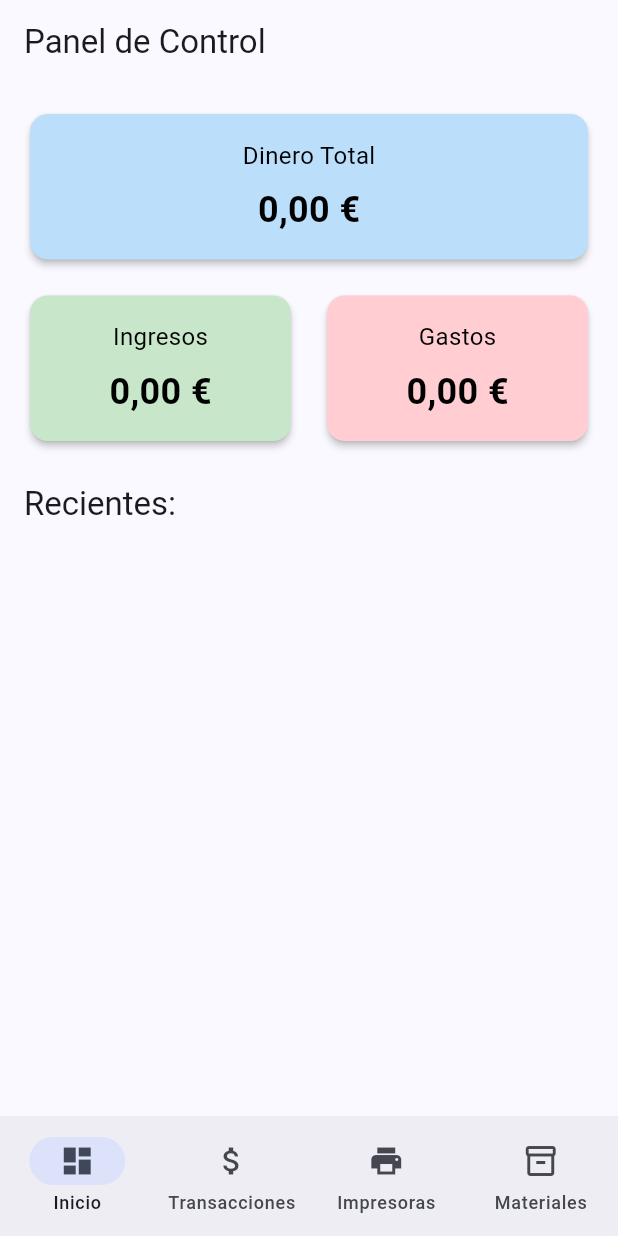
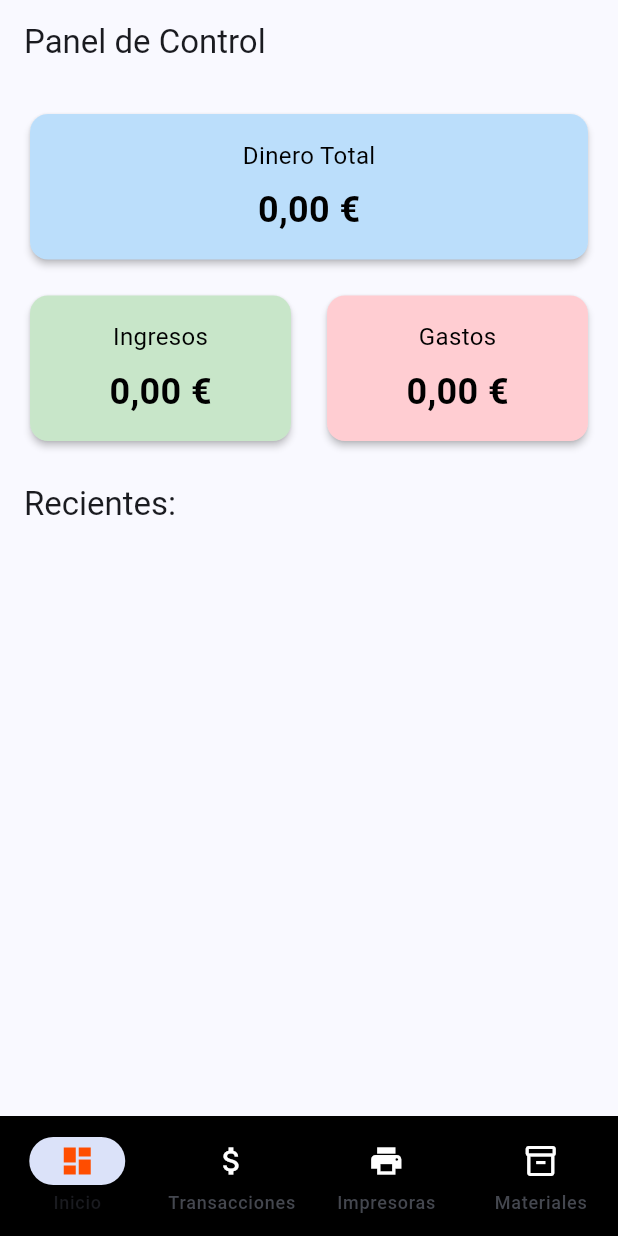
Before and after one commit to hector-dpm/app-gastos-ingresos-3d, a Flutter app: the screen it shows after launch, on a phone screen of 412 x 824 dp. Run offline on Flutter 3.47's test engine with Material 3 defaults, Android fonts, the phone set to English and light mode, and no system bars; our stand-ins replace sqflite, sqflite_common_ffi; accounts and stored records are empty.

Commit message:
Descripción del cambio

```diff
--- a/lib/screens/home_screen.dart
+++ b/lib/screens/home_screen.dart
@@ -32,26 +32,40 @@ class _HomeScreenState extends State<HomeScreen> {
     return Scaffold(
       body: Center(child: _pages.elementAt(_selectedIndex)),
       bottomNavigationBar: NavigationBar(
+        backgroundColor: const Color.fromARGB(255, 0, 0, 0),
         selectedIndex: _selectedIndex,
         onDestinationSelected: _onItemTapped,
         destinations: const <NavigationDestination>[
           NavigationDestination(
-            icon: Icon(Icons.dashboard_outlined),
-            selectedIcon: Icon(Icons.dashboard),
+            icon: Icon(Icons.dashboard_outlined, color: Colors.white),
+            selectedIcon: Icon(
+              Icons.dashboard,
+              color: Color.fromARGB(255, 255, 77, 0),
+            ),
             label: 'Inicio',
           ),
           NavigationDestination(
-            icon: Icon(Icons.attach_money),
+            icon: Icon(Icons.attach_money, color: Colors.white),
+            selectedIcon: Icon(
+              Icons.attach_money,
+              color: Color.fromARGB(255, 255, 77, 0),
+            ),
             label: 'Transacciones',
           ),
           NavigationDestination(
-            icon: Icon(Icons.print),
-            selectedIcon: Icon(Icons.print),
+            icon: Icon(Icons.print, color: Colors.white),
+            selectedIcon: Icon(
+              Icons.print,
+              color: Color.fromARGB(255, 255, 77, 0),
+            ),
             label: 'Impresoras',
           ),
           NavigationDestination(
-            icon: Icon(Icons.inventory_2_outlined),
-            selectedIcon: Icon(Icons.inventory_2),
+            icon: Icon(Icons.inventory_2_outlined, color: Colors.white),
+            selectedIcon: Icon(
+              Icons.inventory_2,
+              color: Color.fromARGB(255, 255, 77, 0),
+            ),
             label: 'Materiales',
           ),
         ],
```
